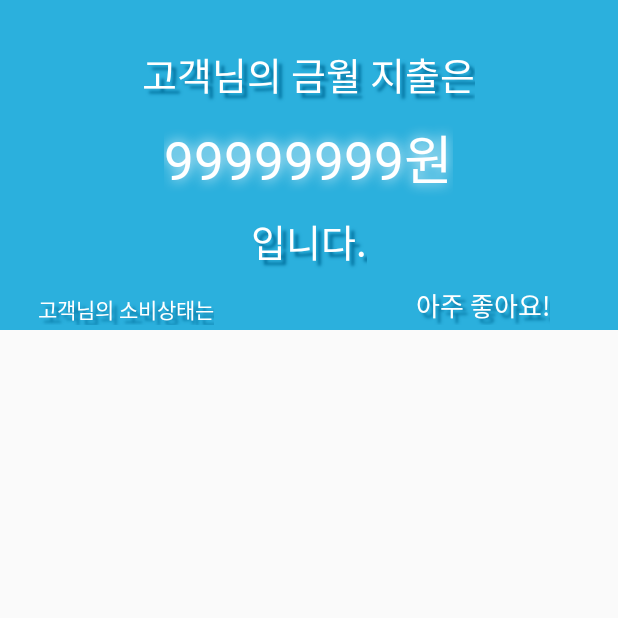
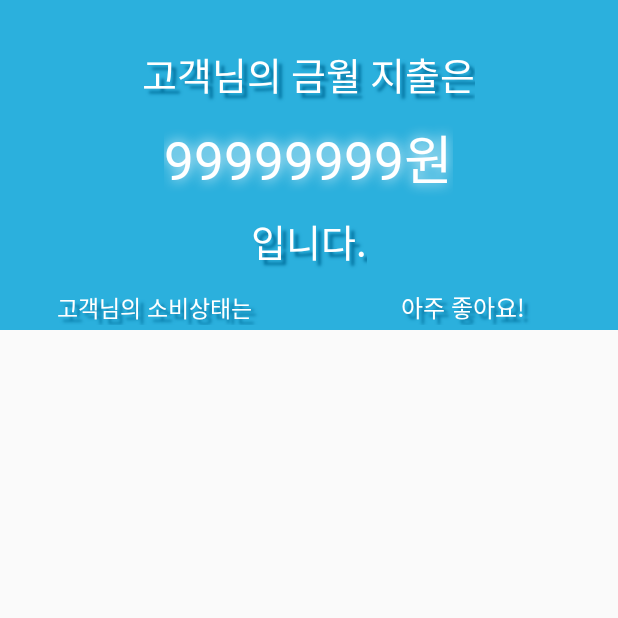
Before and after one commit to MGBankNode/MGBankApp, an Android app: the fragment HomeTextFragment shown on its own in the app's theme, on a phone screen of 412 x 824 dp, the top half of it. Run offline under Robolectric (Android 15) with nearby library versions, the phone set to English and light mode, and no system bars; network calls fail.

Commit message:
fianl real

```diff
--- a/graduationProject/myapp/src/main/java/com/example/myapp/fragment_home.java
+++ b/graduationProject/myapp/src/main/java/com/example/myapp/fragment_home.java
@@ -31,6 +31,8 @@ import com.github.mikephil.charting.components.Legend;
 import com.github.mikephil.charting.data.PieData;
 import com.github.mikephil.charting.data.PieDataSet;
 import com.github.mikephil.charting.data.PieEntry;
+
+import org.w3c.dom.Text;
 
 
 /**
@@ -193,20 +195,24 @@ public class fragment_home extends Fragment {
         int budget = Integer.parseInt(budgetString);
         int remainbudget = budget - allPriceValue;
         TextView tv = (TextView)v.findViewById(R.id.remainBudget);
+        TextView tv2 = (TextView)v.findViewById(R.id.statusText);
         double todayValue = new Date().getDate() / 30.00;
         Log.d("KJH", "today value : " + todayValue + "date : " + new Date().getDate());
         ImageView imageView = (ImageView)v.findViewById(R.id.faceImage);
         if(remainbudget > (budget - (budget * todayValue))){
             imageView.setImageResource(R.drawable.smile);
+            tv2.setText("아주 좋아요!");
             tv.setText(util.comma(remainbudget) + "원 남음");
             tv.setTextColor(Color.parseColor("#2BB0DD"));
         }else{
             if(remainbudget <= 0) {
+                tv2.setText("눈물이 흘러요ㅜ_ㅜ");
                 tv.setText(util.comma(remainbudget * -1) + "원 초과");
                 tv.setTextColor(Color.parseColor("#FF2222"));
                 imageView.setImageResource(R.drawable.crying);
             }
             else {
+                tv2.setText("좋진 않아요..");
                 tv.setText(util.comma(remainbudget) + "원 남음");
                 tv.setTextColor(Color.parseColor("#995555"));
                 imageView.setImageResource(R.drawable.sad);
--- a/graduationProject/myapp/src/main/res/layout/fragment_home_text.xml
+++ b/graduationProject/myapp/src/main/res/layout/fragment_home_text.xml
@@ -52,28 +52,34 @@
         android:textSize="25dp"
         android:layout_width="wrap_content"
         android:layout_height="wrap_content" />
+    <LinearLayout
+        android:layout_alignParentBottom="true"
+        android:orientation="horizontal"
+        android:layout_width="match_parent"
+        android:layout_height="wrap_content">
         <TextView
             android:fontFamily="@font/applegothicneo_b"
             android:textColor="#fff"
             android:layout_marginBottom="3dp"
-        android:layout_marginLeft="25dp"
+            android:textSize="15dp"
             android:text="고객님의 소비상태는"
+            android:gravity="center"
             android:shadowColor="#00709D"
             android:shadowDx="5.0"
             android:shadowDy="5.0"
             android:shadowRadius="2.0"
-        android:layout_width="wrap_content"
+            android:layout_weight="1"
+            android:layout_width="0dp"
             android:layout_height="wrap_content"
             android:layout_alignParentLeft="true"
             android:layout_alignParentBottom="true"/>
-    <TextView
-        android:layout_width="wrap_content"
+        <TextView android:id="@+id/statusText"
+            android:layout_width="0dp"
             android:layout_height="wrap_content"
             android:layout_alignParentRight="true"
             android:layout_alignParentBottom="true"
             android:layout_marginBottom="3dp"
-        android:layout_marginRight="45dp"
-        android:layout_weight="2"
+            android:layout_weight="1"
             android:shadowColor="#00709D"
             android:shadowDx="5.0"
             android:shadowDy="5.0"
@@ -82,5 +88,7 @@
             android:gravity="center"
             android:text="아주 좋아요!"
             android:textColor="#FFF"
-        android:textSize="17dp" />
+            android:textSize="16dp" />
+    </LinearLayout>
+
 </RelativeLayout>
```
Lines whose indentation alone changed are shown as unchanged.
